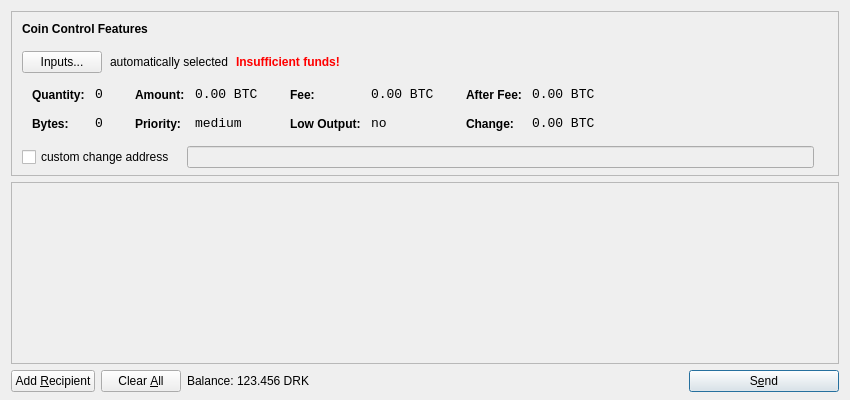
First picture: the form in src/qt/forms/sendcoinsdialog.ui, repository Tillkoeln/chipcoin, before the edit.
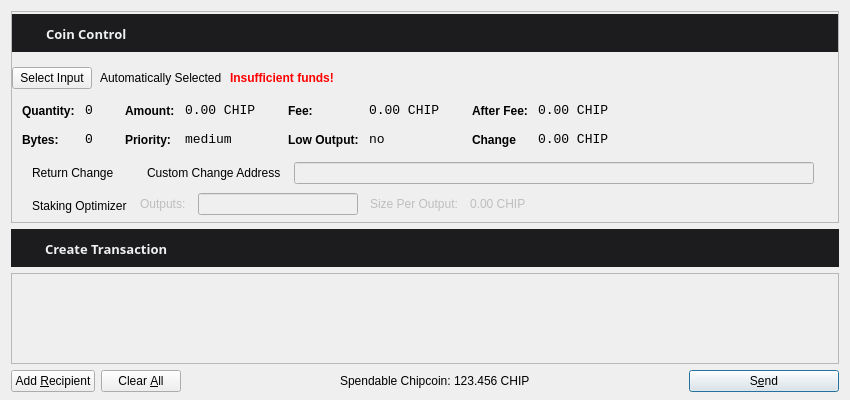
Second picture: the form after the edit. Icons and pictures are not drawn.

```diff
--- a/src/qt/forms/sendcoinsdialog.ui
+++ b/src/qt/forms/sendcoinsdialog.ui
@@ -13,7 +13,7 @@
   <property name="windowTitle">
    <string>Send Coins</string>
   </property>
-  <layout class="QVBoxLayout" name="verticalLayout" stretch="0,1,0">
+  <layout class="QVBoxLayout" name="verticalLayout" stretch="0,0,1,0">
    <property name="bottomMargin">
     <number>8</number>
    </property>
@@ -39,13 +39,13 @@
      </property>
      <layout class="QVBoxLayout" name="verticalLayoutCoinControl2">
       <property name="spacing">
-       <number>-1</number>
+       <number>6</number>
       </property>
       <property name="leftMargin">
        <number>0</number>
       </property>
       <property name="topMargin">
-       <number>0</number>
+       <number>2</number>
       </property>
       <property name="rightMargin">
        <number>0</number>
@@ -54,43 +54,95 @@
        <number>6</number>
       </property>
       <item>
-       <layout class="QVBoxLayout" name="verticalLayoutCoinControl" stretch="0,0,0,0,1">
+       <layout class="QVBoxLayout" name="verticalLayoutCoinControl" stretch="0,0,0,0,0,1,0">
         <property name="spacing">
          <number>0</number>
         </property>
         <property name="leftMargin">
-         <number>10</number>
+         <number>0</number>
         </property>
         <property name="topMargin">
-         <number>10</number>
+         <number>0</number>
         </property>
+        <item>
+         <widget class="QWidget" name="widget3" native="true">
+          <property name="maximumSize">
+           <size>
+            <width>16777215</width>
+            <height>38</height>
+           </size>
+          </property>
+          <property name="styleSheet">
+           <string notr="true">background-color: #1C1C1F;</string>
+          </property>
+          <layout class="QHBoxLayout" name="horizontalLayout_4_1_2">
+           <property name="spacing">
+            <number>6</number>
+           </property>
+           <property name="leftMargin">
+            <number>9</number>
+           </property>
+           <property name="topMargin">
+            <number>9</number>
+           </property>
+           <property name="rightMargin">
+            <number>9</number>
+           </property>
+           <item>
+            <widget class="QLabel" name="label_2">
+             <property name="minimumSize">
+              <size>
+               <width>16</width>
+               <height>0</height>
+              </size>
+             </property>
+             <property name="maximumSize">
+              <size>
+               <width>16</width>
+               <height>16777215</height>
+              </size>
+             </property>
+             <property name="text">
+              <string>&lt;html&gt;&lt;head/&gt;&lt;body&gt;&lt;p&gt;&lt;img src=&quot;:/icons/coincontrol&quot;/&gt;&lt;/p&gt;&lt;/body&gt;&lt;/html&gt;</string>
+             </property>
+            </widget>
+           </item>
+           <item>
+            <widget class="QLabel" name="label_5_1_2">
+             <property name="font">
+              <font>
+               <family>Open Sans, sans-serif</family>
+              </font>
+             </property>
+             <property name="styleSheet">
+              <string notr="true">margin-top:2px;</string>
+             </property>
+             <property name="text">
+              <string>&lt;html&gt;&lt;head/&gt;&lt;body&gt;&lt;p&gt;&lt;span style=&quot; font-size:13px; font-weight:600; color:#eff0f1;&quot;&gt; Coin Control&lt;/span&gt;&lt;/p&gt;&lt;/body&gt;&lt;/html&gt;</string>
+             </property>
+            </widget>
+           </item>
+           <item>
+            <spacer name="horizontalSpacer_2_1_2">
+             <property name="orientation">
+              <enum>Qt::Horizontal</enum>
+             </property>
+             <property name="sizeHint" stdset="0">
+              <size>
+               <width>40</width>
+               <height>20</height>
+              </size>
+             </property>
+            </spacer>
+           </item>
+          </layout>
+         </widget>
+        </item>
         <item>
          <layout class="QHBoxLayout" name="horizontalLayoutCoinControl1">
           <property name="bottomMargin">
            <number>15</number>
           </property>
-          <item>
-           <widget class="QLabel" name="labelCoinControlFeatures">
-            <property name="sizePolicy">
-             <sizepolicy hsizetype="Preferred" vsizetype="Maximum">
-              <horstretch>0</horstretch>
-              <verstretch>0</verstretch>
-             </sizepolicy>
-            </property>
-            <property name="font">
-             <font>
-              <weight>75</weight>
-              <bold>true</bold>
-             </font>
-            </property>
-            <property name="styleSheet">
-             <string notr="true">font-weight:bold;</string>
-            </property>
-            <property name="text">
-             <string>Coin Control Features</string>
-            </property>
-           </widget>
-          </item>
          </layout>
         </item>
         <item>
@@ -107,14 +159,14 @@
              <string notr="true"/>
             </property>
             <property name="text">
-             <string>Inputs...</string>
+             <string>Select Input</string>
             </property>
            </widget>
           </item>
           <item>
            <widget class="QLabel" name="labelCoinControlAutomaticallySelected">
             <property name="text">
-             <string>automatically selected</string>
+             <string>Automatically Selected</string>
             </property>
             <property name="margin">
              <number>5</number>
@@ -321,7 +373,7 @@
                   <enum>Qt::ActionsContextMenu</enum>
                  </property>
                  <property name="text">
-                  <string notr="true">0.00 BTC</string>
+                  <string>0.00 CHIP</string>
                  </property>
                  <property name="textInteractionFlags">
                   <set>Qt::LinksAccessibleByMouse|Qt::TextSelectableByKeyboard|Qt::TextSelectableByMouse</set>
@@ -407,7 +459,7 @@
                   <enum>Qt::ActionsContextMenu</enum>
                  </property>
                  <property name="text">
-                  <string notr="true">0.00 BTC</string>
+                  <string>0.00 CHIP</string>
                  </property>
                  <property name="textInteractionFlags">
                   <set>Qt::LinksAccessibleByMouse|Qt::TextSelectableByKeyboard|Qt::TextSelectableByMouse</set>
@@ -450,6 +502,9 @@
              </item>
              <item>
               <layout class="QFormLayout" name="formLayoutCoinControl4">
+               <property name="fieldGrowthPolicy">
+                <enum>QFormLayout::AllNonFixedFieldsGrow</enum>
+               </property>
                <property name="horizontalSpacing">
                 <number>10</number>
                </property>
@@ -493,7 +548,7 @@
                   <enum>Qt::ActionsContextMenu</enum>
                  </property>
                  <property name="text">
-                  <string notr="true">0.00 BTC</string>
+                  <string>0.00 CHIP</string>
                  </property>
                  <property name="textInteractionFlags">
                   <set>Qt::LinksAccessibleByMouse|Qt::TextSelectableByKeyboard|Qt::TextSelectableByMouse</set>
@@ -506,7 +561,7 @@
                   <string notr="true">font-weight:bold;</string>
                  </property>
                  <property name="text">
-                  <string>Change:</string>
+                  <string>Change</string>
                  </property>
                 </widget>
                </item>
@@ -525,7 +580,7 @@
                   <enum>Qt::ActionsContextMenu</enum>
                  </property>
                  <property name="text">
-                  <string notr="true">0.00 BTC</string>
+                  <string>0.00 CHIP</string>
                  </property>
                  <property name="textInteractionFlags">
                   <set>Qt::LinksAccessibleByMouse|Qt::TextSelectableByKeyboard|Qt::TextSelectableByMouse</set>
@@ -540,7 +595,7 @@
          </widget>
         </item>
         <item>
-         <layout class="QHBoxLayout" name="horizontalLayoutCoinControl4" stretch="0,0,0">
+         <layout class="QHBoxLayout" name="horizontalLayoutCoinControl4" stretch="0,0,0,0">
           <property name="spacing">
            <number>12</number>
           </property>
@@ -553,10 +608,23 @@
           <property name="rightMargin">
            <number>5</number>
           </property>
+          <item>
+           <widget class="QCheckBox" name="returnChangeCheckBox">
+            <property name="styleSheet">
+             <string notr="true">background:transparent;background-color:transparent;border:0px;</string>
+            </property>
+            <property name="text">
+             <string>Return Change</string>
+            </property>
+           </widget>
+          </item>
           <item>
            <widget class="QCheckBox" name="checkBoxCoinControlChange">
+            <property name="styleSheet">
+             <string notr="true">background:transparent;background-color:transparent;border:0px;</string>
+            </property>
             <property name="text">
-             <string>custom change address</string>
+             <string>Custom Change Address</string>
             </property>
            </widget>
           </item>
@@ -597,6 +665,117 @@
           </item>
          </layout>
         </item>
+        <item>
+         <layout class="QHBoxLayout" name="horizontalLayoutCoinControl4a" stretch="0,0,0,0,0">
+          <property name="spacing">
+           <number>12</number>
+          </property>
+          <property name="sizeConstraint">
+           <enum>QLayout::SetDefaultConstraint</enum>
+          </property>
+          <property name="topMargin">
+           <number>9</number>
+          </property>
+          <property name="rightMargin">
+           <number>5</number>
+          </property>
+          <item>
+           <widget class="QCheckBox" name="splitBlockCheckBox">
+            <property name="sizePolicy">
+             <sizepolicy hsizetype="Fixed" vsizetype="Fixed">
+              <horstretch>0</horstretch>
+              <verstretch>0</verstretch>
+             </sizepolicy>
+            </property>
+            <property name="minimumSize">
+             <size>
+              <width>0</width>
+              <height>0</height>
+             </size>
+            </property>
+            <property name="toolTip">
+             <string>The Staking Optimizer is used to split your coins in multiple outputs to optimize your staking performance</string>
+            </property>
+            <property name="styleSheet">
+             <string notr="true">background:transparent;background-color:transparent;border:0px;margin-top:3px;</string>
+            </property>
+            <property name="text">
+             <string>Staking Optimizer</string>
+            </property>
+           </widget>
+          </item>
+          <item>
+           <widget class="QLabel" name="labelBlocksToMakeText">
+            <property name="enabled">
+             <bool>false</bool>
+            </property>
+            <property name="sizePolicy">
+             <sizepolicy hsizetype="Fixed" vsizetype="Preferred">
+              <horstretch>0</horstretch>
+              <verstretch>0</verstretch>
+             </sizepolicy>
+            </property>
+            <property name="maximumSize">
+             <size>
+              <width>16777215</width>
+              <height>16777215</height>
+             </size>
+            </property>
+            <property name="mouseTracking">
+             <bool>false</bool>
+            </property>
+            <property name="text">
+             <string>Outputs:</string>
+            </property>
+           </widget>
+          </item>
+          <item>
+           <widget class="QLineEdit" name="splitBlockLineEdit">
+            <property name="enabled">
+             <bool>false</bool>
+            </property>
+            <property name="sizePolicy">
+             <sizepolicy hsizetype="Fixed" vsizetype="Fixed">
+              <horstretch>0</horstretch>
+              <verstretch>0</verstretch>
+             </sizepolicy>
+            </property>
+            <property name="maximumSize">
+             <size>
+              <width>160</width>
+              <height>16777215</height>
+             </size>
+            </property>
+           </widget>
+          </item>
+          <item>
+           <widget class="QLabel" name="labelBlockSizeText">
+            <property name="enabled">
+             <bool>false</bool>
+            </property>
+            <property name="sizePolicy">
+             <sizepolicy hsizetype="Fixed" vsizetype="Preferred">
+              <horstretch>0</horstretch>
+              <verstretch>0</verstretch>
+             </sizepolicy>
+            </property>
+            <property name="text">
+             <string>Size Per Output:</string>
+            </property>
+           </widget>
+          </item>
+          <item>
+           <widget class="QLabel" name="labelBlockSize">
+            <property name="enabled">
+             <bool>false</bool>
+            </property>
+            <property name="text">
+             <string>0.00 CHIP</string>
+            </property>
+           </widget>
+          </item>
+         </layout>
+        </item>
         <item>
          <spacer name="verticalSpacerCoinControl">
           <property name="orientation">
@@ -615,6 +794,71 @@
      </layout>
     </widget>
    </item>
+   <item>
+    <widget class="QWidget" name="widget321" native="true">
+     <property name="maximumSize">
+      <size>
+       <width>16777215</width>
+       <height>38</height>
+      </size>
+     </property>
+     <property name="styleSheet">
+      <string notr="true">background-color: #1C1C1F;</string>
+     </property>
+     <layout class="QHBoxLayout" name="horizontalLayout_4_1_01">
+      <property name="spacing">
+       <number>6</number>
+      </property>
+      <item>
+       <widget class="QLabel" name="label_222">
+        <property name="minimumSize">
+         <size>
+          <width>16</width>
+          <height>0</height>
+         </size>
+        </property>
+        <property name="maximumSize">
+         <size>
+          <width>16</width>
+          <height>16777215</height>
+         </size>
+        </property>
+        <property name="text">
+         <string>&lt;html&gt;&lt;head/&gt;&lt;body&gt;&lt;p&gt;&lt;img src=&quot;:/icons/transaction&quot;/&gt;&lt;/p&gt;&lt;/body&gt;&lt;/html&gt;</string>
+        </property>
+       </widget>
+      </item>
+      <item>
+       <widget class="QLabel" name="label_5_1_02">
+        <property name="font">
+         <font>
+          <family>Open Sans, sans-serif</family>
+         </font>
+        </property>
+        <property name="styleSheet">
+         <string notr="true">margin-top:2px;</string>
+        </property>
+        <property name="text">
+         <string>&lt;html&gt;&lt;head/&gt;&lt;body&gt;&lt;p&gt;&lt;span style=&quot; font-size:13px; font-weight:600; color:#eff0f1;&quot;&gt; Create Transaction&lt;/span&gt;&lt;/p&gt;&lt;/body&gt;&lt;/html&gt;</string>
+        </property>
+       </widget>
+      </item>
+      <item>
+       <spacer name="horizontalSpacer_2_1_202">
+        <property name="orientation">
+         <enum>Qt::Horizontal</enum>
+        </property>
+        <property name="sizeHint" stdset="0">
+         <size>
+          <width>40</width>
+          <height>20</height>
+         </size>
+        </property>
+       </spacer>
+      </item>
+     </layout>
+    </widget>
+   </item>
    <item>
     <widget class="QScrollArea" name="scrollArea">
      <property name="widgetResizable">
@@ -626,7 +870,7 @@
         <x>0</x>
         <y>0</y>
         <width>830</width>
-        <height>165</height>
+        <height>80</height>
        </rect>
       </property>
       <layout class="QVBoxLayout" name="verticalLayout_2">
@@ -702,6 +946,19 @@
        </property>
       </widget>
      </item>
+     <item>
+      <spacer name="horizontalSpacer_2">
+       <property name="orientation">
+        <enum>Qt::Horizontal</enum>
+       </property>
+       <property name="sizeHint" stdset="0">
+        <size>
+         <width>40</width>
+         <height>20</height>
+        </size>
+       </property>
+      </spacer>
+     </item>
      <item>
       <layout class="QHBoxLayout" name="horizontalLayout_2">
        <property name="spacing">
@@ -709,18 +966,30 @@
        </property>
        <item>
         <widget class="QLabel" name="label">
+         <property name="sizePolicy">
+          <sizepolicy hsizetype="Preferred" vsizetype="Fixed">
+           <horstretch>0</horstretch>
+           <verstretch>0</verstretch>
+          </sizepolicy>
+         </property>
          <property name="text">
-          <string>Balance:</string>
+          <string>&lt;html&gt;&lt;head/&gt;&lt;body&gt;&lt;p&gt;Spendable Chipcoin:&lt;/p&gt;&lt;/body&gt;&lt;/html&gt;</string>
          </property>
         </widget>
        </item>
        <item>
         <widget class="QLabel" name="labelBalance">
+         <property name="sizePolicy">
+          <sizepolicy hsizetype="Preferred" vsizetype="Fixed">
+           <horstretch>0</horstretch>
+           <verstretch>0</verstretch>
+          </sizepolicy>
+         </property>
          <property name="cursor">
           <cursorShape>IBeamCursor</cursorShape>
          </property>
          <property name="text">
-          <string>123.456 DRK</string>
+          <string>123.456 CHIP</string>
          </property>
          <property name="textInteractionFlags">
           <set>Qt::LinksAccessibleByMouse|Qt::TextSelectableByKeyboard|Qt::TextSelectableByMouse</set>
```
Left out of the diff: 30 changed lines with no effect on the pictures.
